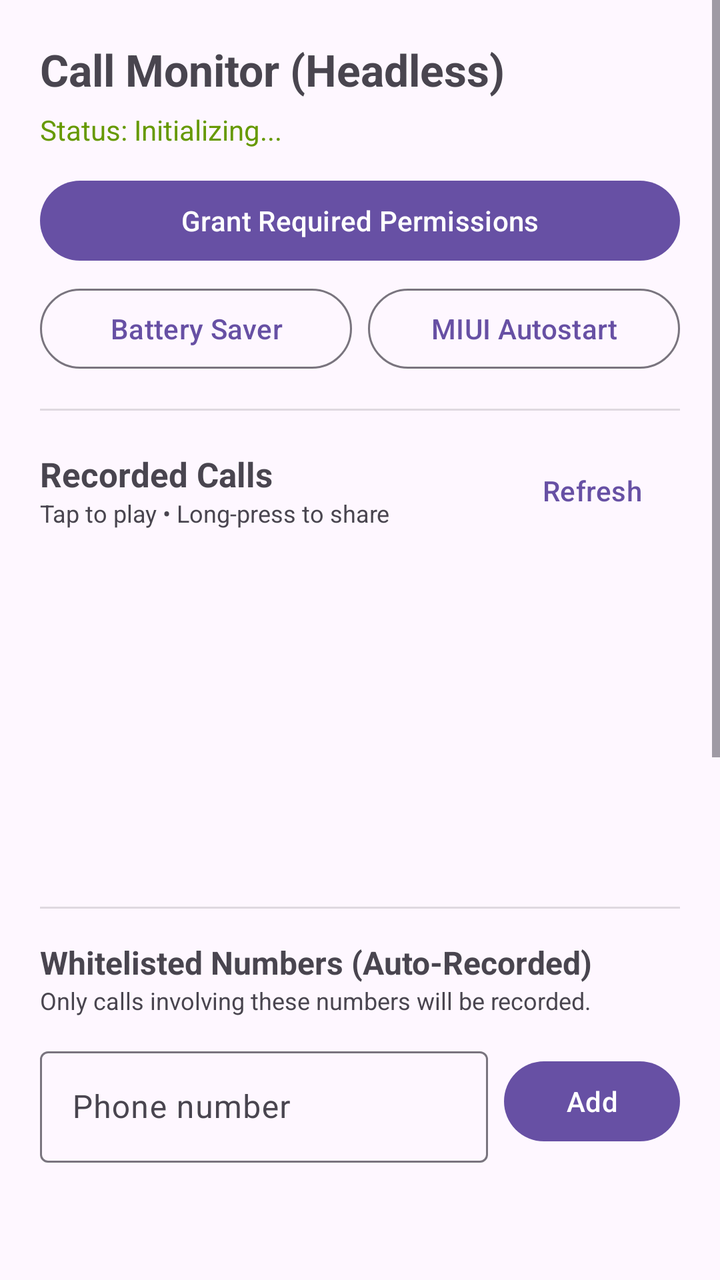
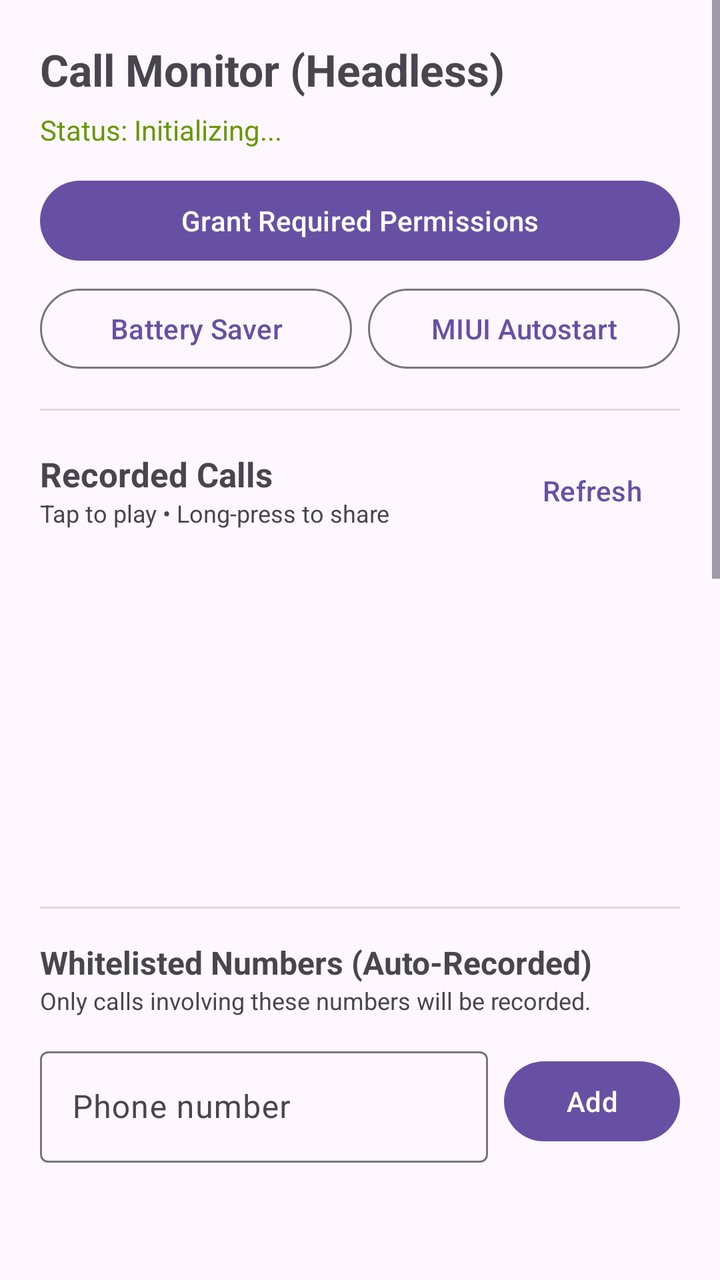

Before-and-after screenshots of an Android layout around one commit, followed by the original layout XML and the change that was made.
<!-- AndroidManifest.xml: application theme Theme.Material3.DayNight.NoActionBar -->
<!-- res/layout/activity_main.xml -->
<?xml version="1.0" encoding="utf-8"?>
<ScrollView xmlns:android="http://schemas.android.com/apk/res/android"
    xmlns:app="http://schemas.android.com/apk/res-auto"
    android:layout_width="match_parent"
    android:layout_height="match_parent"
    android:fillViewport="true">

    <LinearLayout
        android:layout_width="match_parent"
        android:layout_height="wrap_content"
        android:orientation="vertical"
        android:padding="20dp">

        <TextView
            android:layout_width="wrap_content"
            android:layout_height="wrap_content"
            android:text="Call Monitor (Headless)"
            android:textSize="22sp"
            android:textStyle="bold" />

        <TextView
            android:id="@+id/tvServiceStatus"
            android:layout_width="wrap_content"
            android:layout_height="wrap_content"
            android:layout_marginTop="6dp"
            android:text="Status: Initializing..."
            android:textColor="@android:color/holo_green_dark"
            android:textSize="14sp" />

        <com.google.android.material.button.MaterialButton
            android:id="@+id/btnPermissions"
            android:layout_width="match_parent"
            android:layout_height="wrap_content"
            android:layout_marginTop="12dp"
            android:text="Grant Required Permissions" />

        <LinearLayout
            android:layout_width="match_parent"
            android:layout_height="wrap_content"
            android:layout_marginTop="6dp"
            android:orientation="horizontal">

            <com.google.android.material.button.MaterialButton
                android:id="@+id/btnBatteryOpt"
                style="@style/Widget.Material3.Button.OutlinedButton"
                android:layout_width="0dp"
                android:layout_height="wrap_content"
                android:layout_weight="1"
                android:text="Battery Saver" />

            <com.google.android.material.button.MaterialButton
                android:id="@+id/btnAutostart"
                style="@style/Widget.Material3.Button.OutlinedButton"
                android:layout_width="0dp"
                android:layout_height="wrap_content"
                android:layout_marginStart="8dp"
                android:layout_weight="1"
                android:text="MIUI Autostart" />
        </LinearLayout>

        
        <View
            android:layout_width="match_parent"
            android:layout_height="1dp"
            android:layout_marginTop="16dp"
            android:layout_marginBottom="16dp"
            android:background="?android:attr/listDivider" />

        <LinearLayout
            android:layout_width="match_parent"
            android:layout_height="wrap_content"
            android:gravity="center_vertical"
            android:orientation="horizontal">

            <LinearLayout
                android:layout_width="0dp"
                android:layout_height="wrap_content"
                android:layout_weight="1"
                android:orientation="vertical">

                <TextView
                    android:layout_width="wrap_content"
                    android:layout_height="wrap_content"
                    android:text="Recorded Calls"
                    android:textSize="17sp"
                    android:textStyle="bold" />

                <TextView
                    android:id="@+id/tvRecordingsPath"
                    android:layout_width="wrap_content"
                    android:layout_height="wrap_content"
                    android:text="Tap to play • Long-press to share"
                    android:textColor="?android:attr/textColorSecondary"
                    android:textSize="12sp" />
            </LinearLayout>

            <com.google.android.material.button.MaterialButton
                android:id="@+id/btnRefreshRecordings"
                style="@style/Widget.Material3.Button.TextButton"
                android:layout_width="wrap_content"
                android:layout_height="wrap_content"
                android:text="Refresh" />
        </LinearLayout>

        <ListView
            android:id="@+id/lvRecordings"
            android:layout_width="match_parent"
            android:layout_height="160dp"
            android:layout_marginTop="8dp" />

        
        <View
            android:layout_width="match_parent"
            android:layout_height="1dp"
            android:layout_marginTop="16dp"
            android:layout_marginBottom="16dp"
            android:background="?android:attr/listDivider" />

        <TextView
            android:layout_width="wrap_content"
            android:layout_height="wrap_content"
            android:text="Whitelisted Numbers (Auto-Recorded)"
            android:textSize="16sp"
            android:textStyle="bold" />

        <TextView
            android:layout_width="wrap_content"
            android:layout_height="wrap_content"
            android:text="Only calls involving these numbers will be recorded."
            android:textColor="?android:attr/textColorSecondary"
            android:textSize="12sp" />

        <LinearLayout
            android:layout_width="match_parent"
            android:layout_height="wrap_content"
            android:layout_marginTop="12dp"
            android:orientation="horizontal">

            <com.google.android.material.textfield.TextInputLayout
                android:layout_width="0dp"
                android:layout_height="wrap_content"
                android:layout_weight="1"
                android:hint="Phone number">

                <com.google.android.material.textfield.TextInputEditText
                    android:id="@+id/etPhoneNumber"
                    android:layout_width="match_parent"
                    android:layout_height="wrap_content"
                    android:inputType="phone"
                    android:maxLines="1" />
            </com.google.android.material.textfield.TextInputLayout>

            <com.google.android.material.button.MaterialButton
                android:id="@+id/btnAddNumber"
                android:layout_width="wrap_content"
                android:layout_height="wrap_content"
                android:layout_gravity="center_vertical"
                android:layout_marginStart="8dp"
                android:text="Add" />
        </LinearLayout>

        <ListView
            android:id="@+id/lvWhitelist"
            android:layout_width="match_parent"
            android:layout_height="120dp"
            android:layout_marginTop="8dp" />

        
        <View
            android:layout_width="match_parent"
            android:layout_height="1dp"
            android:layout_marginTop="16dp"
            android:layout_marginBottom="16dp"
            android:background="?android:attr/listDivider" />

        <com.google.android.material.card.MaterialCardView
            android:layout_width="match_parent"
            android:layout_height="wrap_content"
            app:cardCornerRadius="12dp"
            app:cardElevation="2dp"
            app:strokeWidth="1dp">

            <LinearLayout
                android:layout_width="match_parent"
                android:layout_height="wrap_content"
                android:orientation="vertical"
                android:padding="16dp">

                <LinearLayout
                    android:layout_width="match_parent"
                    android:layout_height="wrap_content"
                    android:gravity="center_vertical"
                    android:orientation="horizontal">

                    <LinearLayout
                        android:layout_width="0dp"
                        android:layout_height="wrap_content"
                        android:layout_weight="1"
                        android:orientation="vertical">

                        <TextView
                            android:layout_width="wrap_content"
                            android:layout_height="wrap_content"
                            android:text="On-Device AI Engine"
                            android:textSize="16sp"
                            android:textStyle="bold" />

                        <TextView
                            android:layout_width="wrap_content"
                            android:layout_height="wrap_content"
                            android:text="Local transcription &amp; daily summary"
                            android:textColor="?android:attr/textColorSecondary"
                            android:textSize="12sp" />
                    </LinearLayout>

                    <com.google.android.material.materialswitch.MaterialSwitch
                        android:id="@+id/switchAiEnabled"
                        android:layout_width="wrap_content"
                        android:layout_height="wrap_content" />
                </LinearLayout>

                
                <LinearLayout
                    android:id="@+id/layoutDownloadProgress"
                    android:layout_width="match_parent"
                    android:layout_height="wrap_content"
                    android:layout_marginTop="12dp"
                    android:orientation="vertical"
                    android:visibility="gone">

                    <TextView
                        android:id="@+id/tvDownloadCounter"
                        android:layout_width="wrap_content"
                        android:layout_height="wrap_content"
                        android:text="Downloading Whisper Model: 0.0 MB / 75.0 MB (0%)"
                        android:textSize="13sp"
                        android:textStyle="bold" />

                    <ProgressBar
                        android:id="@+id/pbDownload"
                        style="?android:attr/progressBarStyleHorizontal"
                        android:layout_width="match_parent"
                        android:layout_height="8dp"
                        android:layout_marginTop="6dp"
                        android:max="100"
                        android:progress="0" />
                </LinearLayout>

                
                <LinearLayout
                    android:id="@+id/layoutAiControls"
                    android:layout_width="match_parent"
                    android:layout_height="wrap_content"
                    android:layout_marginTop="12dp"
                    android:orientation="vertical"
                    android:visibility="gone">

                    <TextView
                        android:id="@+id/tvAiModelStatus"
                        android:layout_width="wrap_content"
                        android:layout_height="wrap_content"
                        android:text="Status: AI Model Ready"
                        android:textColor="@android:color/holo_green_dark"
                        android:textSize="13sp"
                        android:textStyle="bold" />

                    <com.google.android.material.button.MaterialButton
                        android:id="@+id/btnProcessRecordings"
                        android:layout_width="match_parent"
                        android:layout_height="wrap_content"
                        android:layout_marginTop="8dp"
                        android:text="Transcribe &amp; Summarize Existing Audio" />

                    <TextView
                        android:id="@+id/tvProcessingStatus"
                        android:layout_width="wrap_content"
                        android:layout_height="wrap_content"
                        android:layout_marginTop="4dp"
                        android:text=""
                        android:textColor="?android:attr/textColorSecondary"
                        android:textSize="12sp" />
                </LinearLayout>

            </LinearLayout>
        </com.google.android.material.card.MaterialCardView>

        
        <View
            android:layout_width="match_parent"
            android:layout_height="1dp"
            android:layout_marginTop="16dp"
            android:layout_marginBottom="16dp"
            android:background="?android:attr/listDivider" />

        <TextView
            android:layout_width="wrap_content"
            android:layout_height="wrap_content"
            android:text="Daily Call Summaries by Number"
            android:textSize="16sp"
            android:textStyle="bold" />

        <TextView
            android:layout_width="wrap_content"
            android:layout_height="wrap_content"
            android:text="Aggregated daily summaries and extracted decisions."
            android:textColor="?android:attr/textColorSecondary"
            android:textSize="12sp" />

        <ListView
            android:id="@+id/lvDailySummaries"
            android:layout_width="match_parent"
            android:layout_height="160dp"
            android:layout_marginTop="8dp" />

    </LinearLayout>
</ScrollView>
<!-- resources referenced by this layout -->
<resources>

</resources>

<!-- the commit's change to res/layout/activity_main.xml (unified diff, before → after) -->
@@ -292,6 +292,88 @@
             android:layout_marginBottom="16dp"
             android:background="?android:attr/listDivider" />
 
+        <com.google.android.material.card.MaterialCardView
+            android:layout_width="match_parent"
+            android:layout_height="wrap_content"
+            app:cardCornerRadius="12dp"
+            app:cardElevation="2dp"
+            app:strokeWidth="1dp">
+
+            <LinearLayout
+                android:layout_width="match_parent"
+                android:layout_height="wrap_content"
+                android:orientation="vertical"
+                android:padding="16dp">
+
+                <LinearLayout
+                    android:layout_width="match_parent"
+                    android:layout_height="wrap_content"
+                    android:gravity="center_vertical"
+                    android:orientation="horizontal">
+
+                    <LinearLayout
+                        android:layout_width="0dp"
+                        android:layout_height="wrap_content"
+                        android:layout_weight="1"
+                        android:orientation="vertical">
+
+                        <TextView
+                            android:layout_width="wrap_content"
+                            android:layout_height="wrap_content"
+                            android:text="@string/chat_accessibility_section_title"
+                            android:textSize="16sp"
+                            android:textStyle="bold" />
+
+                        <TextView
+                            android:id="@+id/tvAccessibilityStatus"
+                            android:layout_width="wrap_content"
+                            android:layout_height="wrap_content"
+                            android:text="Status: Disabled"
+                            android:textColor="?android:attr/textColorSecondary"
+                            android:textSize="12sp" />
+                    </LinearLayout>
+
+                    <com.google.android.material.materialswitch.MaterialSwitch
+                        android:id="@+id/switchChatCaptureEnabled"
+                        android:layout_width="wrap_content"
+                        android:layout_height="wrap_content" />
+                </LinearLayout>
+
+                <com.google.android.material.button.MaterialButton
+                    android:id="@+id/btnOpenAccessibilitySettings"
+                    style="@style/Widget.Material3.Button.OutlinedButton"
+                    android:layout_width="match_parent"
+                    android:layout_height="wrap_content"
+                    android:layout_marginTop="10dp"
+                    android:text="Enable in Android Accessibility Settings" />
+
+                <TextView
+                    android:id="@+id/tvSnapshotsPath"
+                    android:layout_width="wrap_content"
+                    android:layout_height="wrap_content"
+                    android:layout_marginTop="12dp"
+                    android:text="Captured Snapshots: 0"
+                    android:textColor="?android:attr/textColorSecondary"
+                    android:textSize="13sp"
+                    android:textStyle="bold" />
+
+                <ListView
+                    android:id="@+id/lvChatSnapshots"
+                    android:layout_width="match_parent"
+                    android:layout_height="120dp"
+                    android:layout_marginTop="6dp" />
+
+            </LinearLayout>
+        </com.google.android.material.card.MaterialCardView>
+
+        
+        <View
+            android:layout_width="match_parent"
+            android:layout_height="1dp"
+            android:layout_marginTop="16dp"
+            android:layout_marginBottom="16dp"
+            android:background="?android:attr/listDivider" />
+
         <TextView
             android:layout_width="wrap_content"
             android:layout_height="wrap_content"
<!-- resource entries referenced after the edit -->
@@ -1,5 +1,5 @@
 <!-- resources referenced by this layout -->
 <resources>
-
+  <string name="chat_accessibility_section_title">Chat Capture (Accessibility)</string>
 </resources>
 
